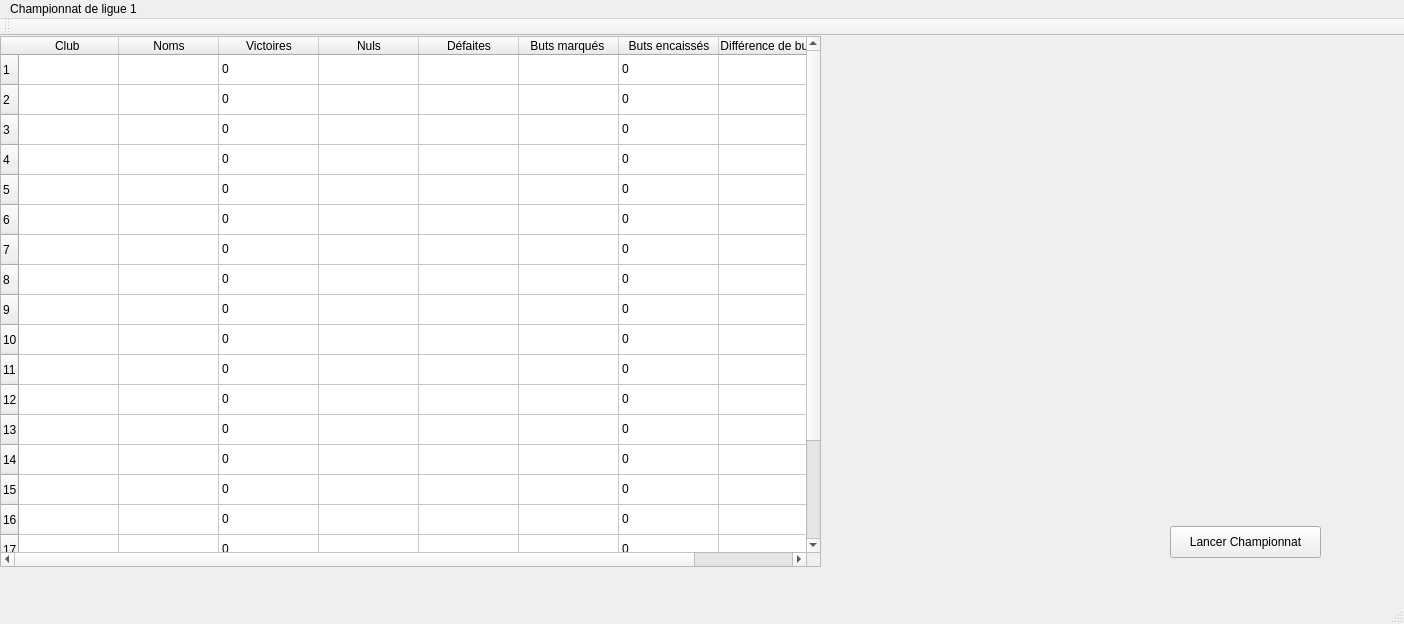
Before: the Qt Designer form ChampionnatLigue.ui in muckenvi/ProjetInfo, drawn with Qt 5.
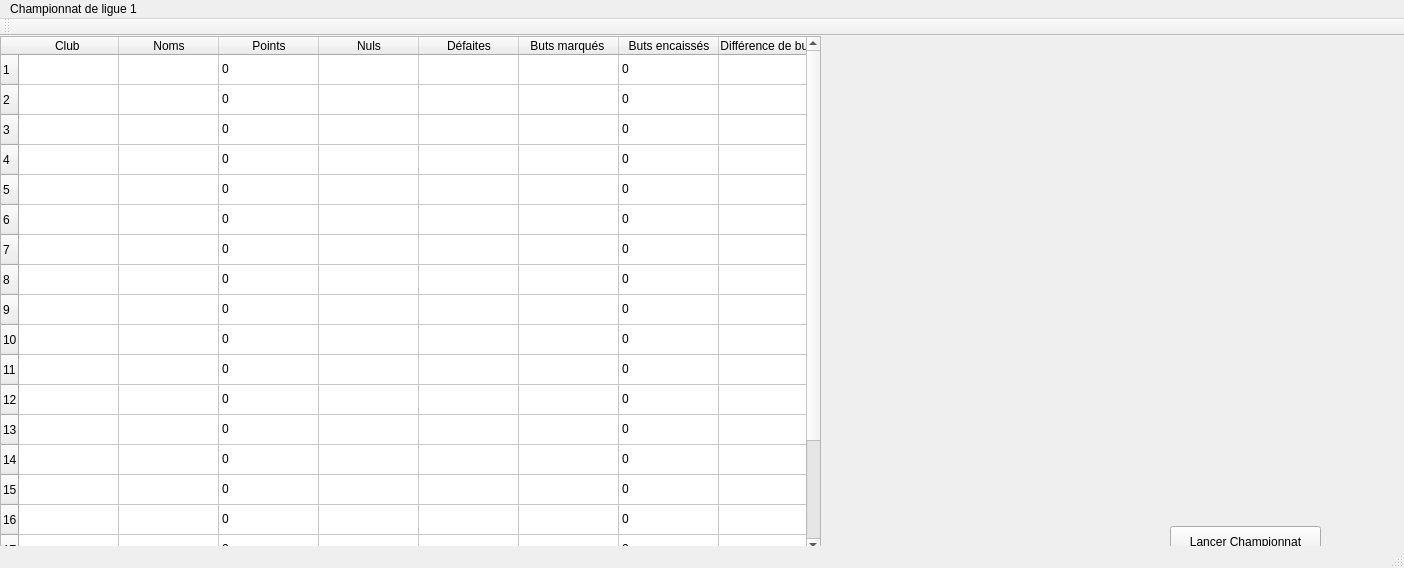
After: the same form once the commit is applied.

```diff
--- a/ChampionnatLigue.ui
+++ b/ChampionnatLigue.ui
@@ -7,7 +7,7 @@
     <x>0</x>
     <y>0</y>
     <width>1404</width>
-    <height>624</height>
+    <height>568</height>
    </rect>
   </property>
   <property name="windowTitle">
@@ -141,7 +141,7 @@
     </column>
     <column>
      <property name="text">
-      <string>Victoires</string>
+      <string>Points</string>
      </property>
     </column>
     <column>
```
